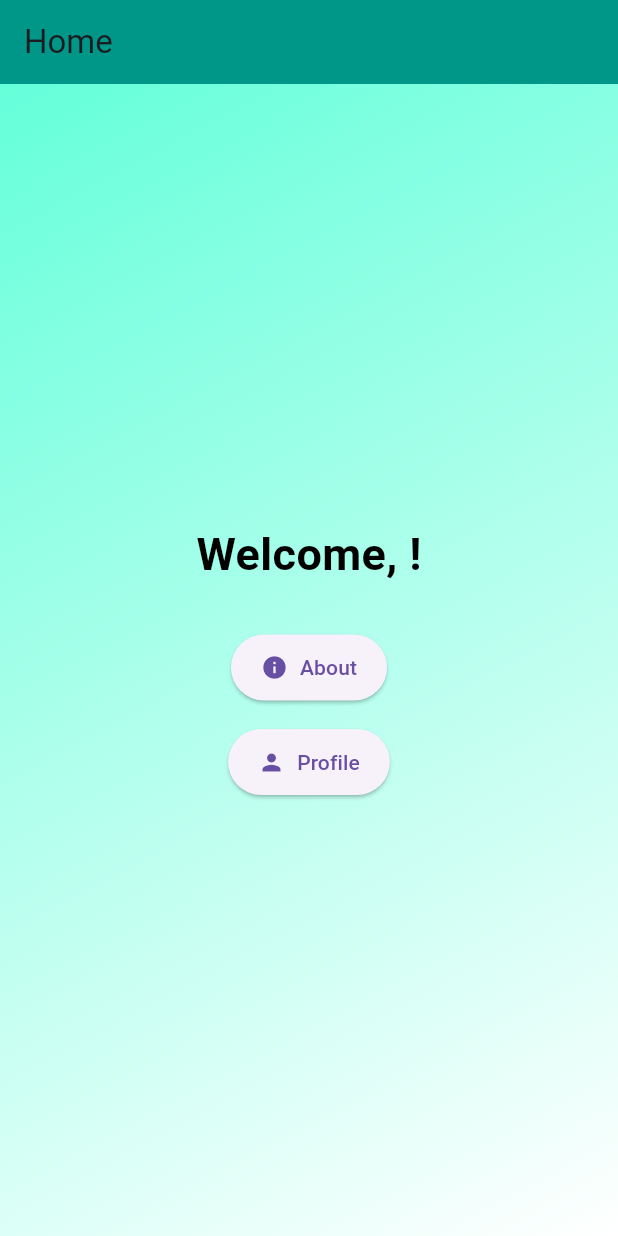
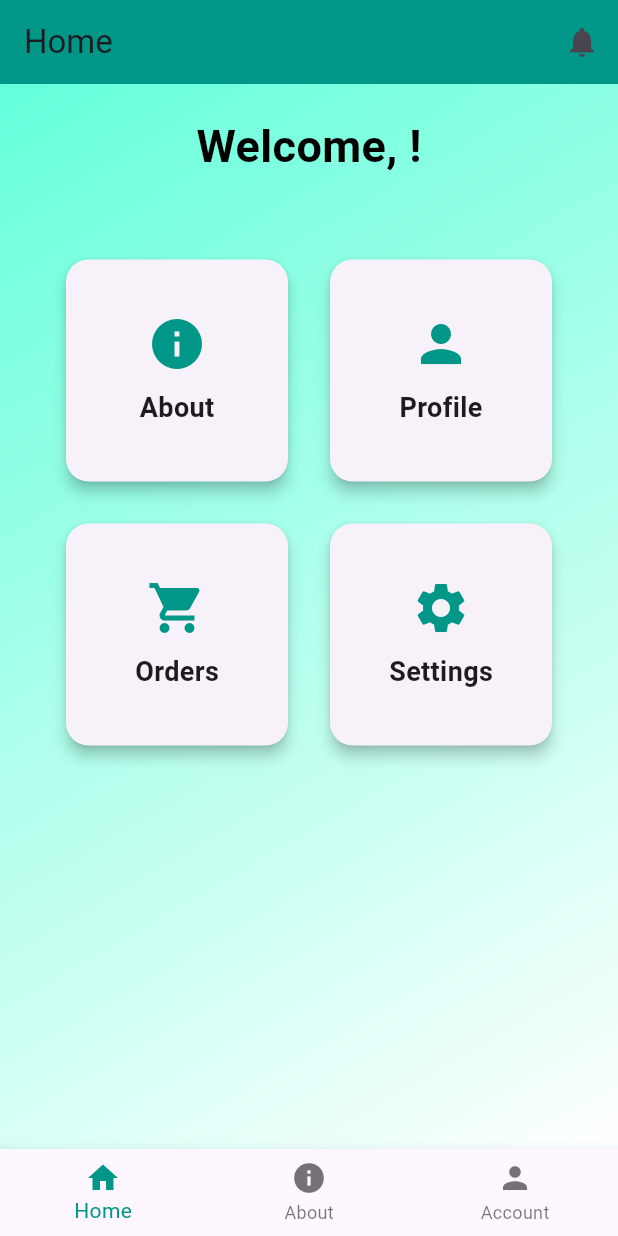
Before and after one commit to allofgame26/Mobile-Programming, a Flutter app: the HomePage screen opened directly with empty values, on a phone screen of 412 x 824 dp. Run offline on Flutter 3.47's test engine with Material 3 defaults, Android fonts, the phone set to English and light mode, and no system bars.

Commit message:
UTS Done

```diff
--- a/uts_flutter/lib/screens/home_page.dart
+++ b/uts_flutter/lib/screens/home_page.dart
@@ -2,20 +2,33 @@ import 'package:flutter/material.dart';
 import 'about_page.dart';
 import 'profile_page.dart';
 
-class HomePage extends StatelessWidget {
+class HomePage extends StatefulWidget {
   final String username;
 
   const HomePage({super.key, required this.username});
 
   @override
-  Widget build(BuildContext context) {
-    return Scaffold(
-      appBar: AppBar(
-        title: const Text('Home'),
-        automaticallyImplyLeading: false,
-        backgroundColor: Colors.teal, // Change color
-      ),
-      body: Container(
+  _HomePageState createState() => _HomePageState();
+}
+
+class _HomePageState extends State<HomePage> {
+  int _selectedIndex = 0; // Track the selected index
+
+  // List of pages to navigate to
+  final List<Widget> _pages = [];
+
+  @override
+  void initState() {
+    super.initState();
+    // Initialize the pages
+    _pages.add(_buildHomePage());
+    _pages.add(AboutPage());
+    _pages.add(ProfilePage(username: widget.username));
+  }
+
+  // Build the home page content
+  Widget _buildHomePage() {
+    return Container(
       decoration: BoxDecoration(
         gradient: LinearGradient(
           colors: [Colors.tealAccent, Colors.white],
@@ -25,12 +38,12 @@ class HomePage extends StatelessWidget {
       ),
       child: Center(
         child: Padding(
-            padding: const EdgeInsets.all(20.0), // Add padding
+          padding: const EdgeInsets.all(20.0),
           child: Column(
-              mainAxisAlignment: MainAxisAlignment.center,
+            mainAxisAlignment: MainAxisAlignment.start,
             children: [
               Text(
-                  'Welcome, $username!',
+                'Welcome, ${widget.username}!',
                 style: const TextStyle(
                   fontSize: 30,
                   fontWeight: FontWeight.bold,
@@ -38,52 +51,129 @@ class HomePage extends StatelessWidget {
                 ),
               ),
               const SizedBox(height: 30),
-                ElevatedButton.icon(
-                  onPressed: () {
-                    Navigator.push(
+              Expanded(
+                child: GridView.count(
+                  crossAxisCount: 2,
+                  crossAxisSpacing: 20,
+                  mainAxisSpacing: 20,
+                  padding: const EdgeInsets.all(20),
+                  children: [
+                    _buildCard(
                       context,
-                      MaterialPageRoute(
-                        builder: (context) => AboutPage(),
+                      'About',
+                      Icons.info,
+                      () {
+                        setState(() {
+                          _selectedIndex = 1; // Navigate to About page
+                        });
+                      },
                     ),
-                    );
+                    _buildCard(
+                      context,
+                      'Profile',
+                      Icons.person,
+                      () {
+                        setState(() {
+                          _selectedIndex = 2; // Navigate to Profile page
+                        });
                       },
-                  icon: const Icon(Icons.info),
-                  label: const Text('About'),
-                  style: ElevatedButton.styleFrom(
-                    shape: RoundedRectangleBorder(
-                      borderRadius:
-                          BorderRadius.circular(30), // Rounded corners
                     ),
-                    padding: const EdgeInsets.symmetric(
-                        horizontal: 20, vertical: 12),
+                    // Add more cards as needed
+                    _buildCard(
+                      context,
+                      'Orders',
+                      Icons.shopping_cart,
+                      () {
+                        // Navigate to Orders Page
+                      },
                     ),
+                    _buildCard(
+                      context,
+                      'Settings',
+                      Icons.settings,
+                      () {
+                        // Navigate to Settings Page
+                      },
                     ),
-                const SizedBox(height: 15),
-                ElevatedButton.icon(
-                  onPressed: () {
-                    Navigator.push(
-                      context,
-                      MaterialPageRoute(
-                        builder: (context) => ProfilePage(username: username),
-                      ),
-                    );
-                  },
-                  icon: const Icon(Icons.person),
-                  label: const Text('Profile'),
-                  style: ElevatedButton.styleFrom(
-                    // Button color
-                    shape: RoundedRectangleBorder(
-                      borderRadius:
-                          BorderRadius.circular(30), // Rounded corners
-                    ),
-                    padding: const EdgeInsets.symmetric(
-                        horizontal: 20, vertical: 12),
+                  ],
                 ),
               ),
             ],
           ),
         ),
       ),
+    );
+  }
+
+  @override
+  Widget build(BuildContext context) {
+    return Scaffold(
+      appBar: AppBar(
+        title: const Text('Home'),
+        backgroundColor: Colors.teal,
+        actions: [
+          IconButton(
+            icon: const Icon(Icons.notifications),
+            onPressed: () {
+              // Handle notifications
+            },
+          ),
+        ],
+      ),
+      body: _pages[_selectedIndex], // Display the selected page
+      bottomNavigationBar: BottomNavigationBar(
+        items: const [
+          BottomNavigationBarItem(
+            icon: Icon(Icons.home),
+            label: 'Home',
+          ),
+          BottomNavigationBarItem(
+            icon: Icon(Icons.info),
+            label: 'About',
+          ),
+          BottomNavigationBarItem(
+            icon: Icon(Icons.person),
+            label: 'Account',
+          ),
+        ],
+        currentIndex: _selectedIndex, // Set the current index
+        selectedItemColor: Colors.teal,
+        onTap: (index) {
+          setState(() {
+            _selectedIndex = index; // Update the selected index
+          });
+        },
+      ),
+    );
+  }
+
+  Widget _buildCard(
+      BuildContext context, String title, IconData icon, VoidCallback onTap) {
+    return Card(
+      elevation: 4,
+      shape: RoundedRectangleBorder(
+        borderRadius: BorderRadius.circular(15),
+      ),
+      child: InkWell(
+        onTap: onTap,
+        borderRadius: BorderRadius.circular(15),
+        child: Padding(
+          padding: const EdgeInsets.all(20.0),
+          child: Column(
+            mainAxisAlignment: MainAxisAlignment.center,
+            children: [
+              Icon(icon, size: 40, color: Colors.teal),
+              const SizedBox(height: 10),
+              Text(
+                title,
+                style: const TextStyle(
+                  fontSize: 18,
+                  fontWeight: FontWeight.bold,
+                ),
+              ),
+            ],
+          ),
+        ),
       ),
     );
   }
--- a/uts_flutter/lib/screens/landing_page.dart
+++ b/uts_flutter/lib/screens/landing_page.dart
@@ -23,7 +23,7 @@ class LandingPage extends StatelessWidget {
                 mainAxisAlignment: MainAxisAlignment.center,
                 children: [
                   const Text(
-                    'Welcome to My App',
+                    'Welcome to Pinjol Club',
                     style: TextStyle(
                       fontSize: 32,
                       fontWeight: FontWeight.bold,
@@ -32,7 +32,7 @@ class LandingPage extends StatelessWidget {
                   ),
                   const SizedBox(height: 20),
                   const Text(
-                    'Your one-stop solution for all your needs.',
+                    'Your one-stop solution for all your needs money.',
                     style: TextStyle(
                       fontSize: 18,
                       color: Colors.black54,
```
Lines whose indentation alone changed are shown as unchanged.
